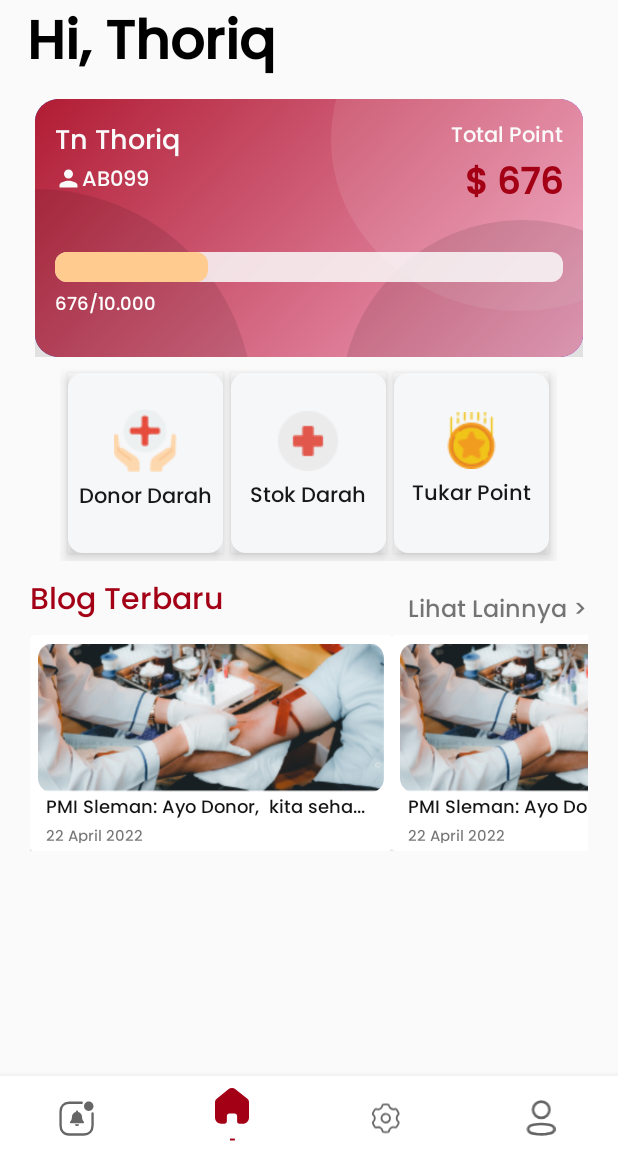
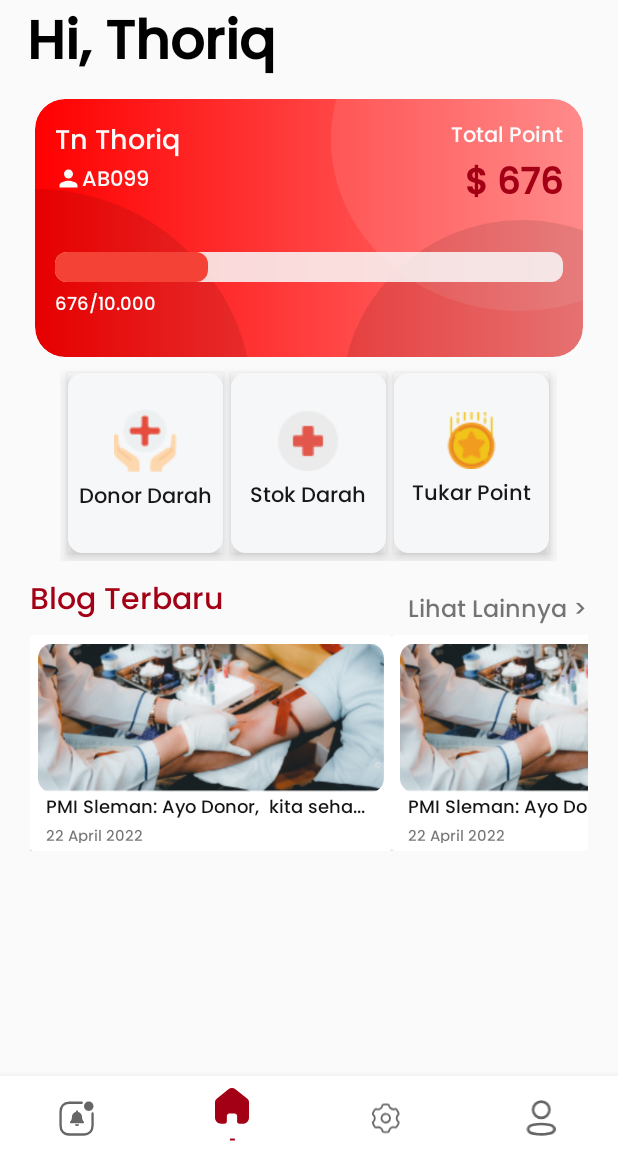
Before and after one commit to amarukael/BloodBags, an Android app: the screen it shows after launch (MainActivity), on a phone screen of 412 x 824 dp, the part 76-1236 px from its top. Run offline under Robolectric (Android 15) with nearby library versions, the phone set to English and light mode, and no system bars.

Commit message:
update frame

```diff
--- a/app/src/main/res/drawable/frame_1.xml
+++ b/app/src/main/res/drawable/frame_1.xml
@@ -99,4 +99,5 @@
         </group>
 
     </group>
+
 </vector>
--- /dev/null
+++ b/app/src/main/res/drawable/ractangle_frame.xml
@@ -0,0 +1,16 @@
+<?xml version="1.0" encoding="utf-8"?>
+<shape xmlns:android="http://schemas.android.com/apk/res/android"
+    android:shape="rectangle">
+    <corners
+        android:radius="20dp"
+        />
+    <gradient
+        android:startColor="#FF0000"
+        android:endColor="#FF7E7E"
+        android:type="linear"
+        android:startX="84.75"
+        android:startY="86"
+        android:endX="254.25"
+        android:endY="86"
+        />
+</shape>
--- a/app/src/main/res/layout/activity_main.xml
+++ b/app/src/main/res/layout/activity_main.xml
@@ -45,15 +45,9 @@
             android:layout_width="fill_parent"
             android:layout_height="172dp"
             android:layout_below="@+id/txt1"
-            android:clipToPadding="false"
+            android:background="@drawable/ractangle_frame"
+            android:clipToOutline="true"
             >
-
-            <View
-                android:layout_width="match_parent"
-                android:layout_height="match_parent"
-                android:background="@drawable/frame_1"
-                android:outlineProvider="bounds"
-                />
 
             <View
                 android:id="@+id/ellipse_1"
@@ -61,6 +55,7 @@
                 android:layout_height="141dp"
                 android:layout_alignParentTop="true"
                 android:layout_alignParentEnd="true"
+                android:clipToOutline="true"
                 android:background="@drawable/ic_ellipse_1" />
 
             <View
@@ -146,7 +141,7 @@
                     android:layout_marginTop="40dp"
                     android:progress="30"
                     android:progressBackgroundTint="#D8FAFAFA"
-                    android:progressTint="#FFCB8E"
+                    android:progressTint="#F44336"
                     android:theme="@style/MyProgressBarTwo" />
 
                 <TextView
```
